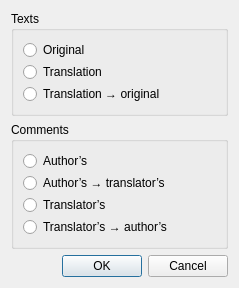
Old version of the form UTranslator/FmExtractOriginal.ui in the repository Mercury13/utranslator.
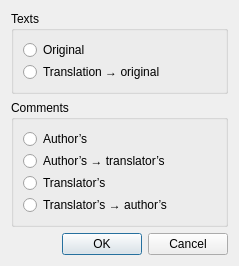
New version of the form.

Commit message: :) Extract original

```diff
--- a/UTranslator/FmExtractOriginal.ui
+++ b/UTranslator/FmExtractOriginal.ui
@@ -7,7 +7,7 @@
     <x>0</x>
     <y>0</y>
     <width>239</width>
-    <height>255</height>
+    <height>235</height>
    </rect>
   </property>
   <property name="windowTitle">
@@ -30,13 +30,6 @@
         </property>
        </widget>
       </item>
-      <item>
-       <widget class="QRadioButton" name="radioChanTranslation">
-        <property name="text">
-         <string>Translation</string>
-        </property>
-       </widget>
-      </item>
       <item>
        <widget class="QRadioButton" name="radioChanTranslOrig">
         <property name="text">
```
The commit also changes 2 other files.
